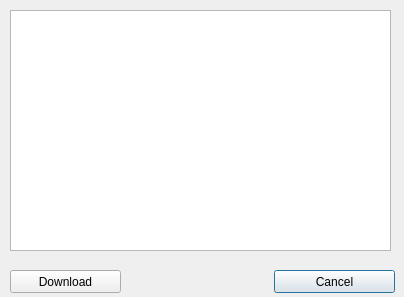
Above: LAWRENTIAN/LuD/copyhistorywindow.ui from pyridine/LAWRENTIAN before the change. Below: the same form after it.
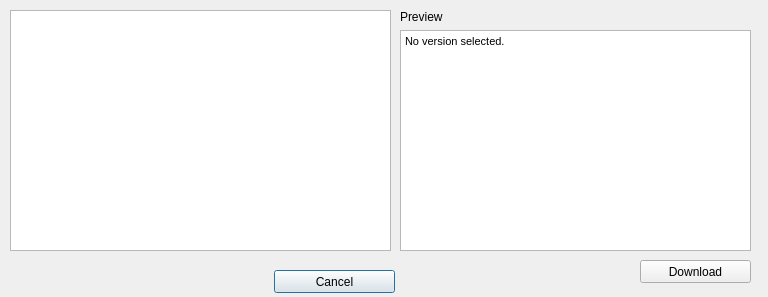
That is the form after the change.

```diff
--- a/LAWRENTIAN/LuD/copyhistorywindow.ui
+++ b/LAWRENTIAN/LuD/copyhistorywindow.ui
@@ -6,7 +6,7 @@
    <rect>
     <x>0</x>
     <y>0</y>
-    <width>404</width>
+    <width>768</width>
     <height>297</height>
    </rect>
   </property>
@@ -29,8 +29,8 @@
   <widget class="QPushButton" name="download_pushButton">
    <property name="geometry">
     <rect>
-     <x>10</x>
-     <y>270</y>
+     <x>640</x>
+     <y>260</y>
      <width>111</width>
      <height>23</height>
     </rect>
@@ -49,6 +49,42 @@
     </rect>
    </property>
   </widget>
+  <widget class="QLabel" name="label">
+   <property name="geometry">
+    <rect>
+     <x>400</x>
+     <y>10</y>
+     <width>47</width>
+     <height>13</height>
+    </rect>
+   </property>
+   <property name="text">
+    <string>Preview</string>
+   </property>
+  </widget>
+  <widget class="QTextEdit" name="previewWindow">
+   <property name="geometry">
+    <rect>
+     <x>400</x>
+     <y>30</y>
+     <width>351</width>
+     <height>221</height>
+    </rect>
+   </property>
+   <property name="undoRedoEnabled">
+    <bool>false</bool>
+   </property>
+   <property name="readOnly">
+    <bool>true</bool>
+   </property>
+   <property name="html">
+    <string>&lt;!DOCTYPE HTML PUBLIC &quot;-//W3C//DTD HTML 4.0//EN&quot; &quot;http://www.w3.org/TR/REC-html40/strict.dtd&quot;&gt;
+&lt;html&gt;&lt;head&gt;&lt;meta name=&quot;qrichtext&quot; content=&quot;1&quot; /&gt;&lt;style type=&quot;text/css&quot;&gt;
+p, li { white-space: pre-wrap; }
+&lt;/style&gt;&lt;/head&gt;&lt;body style=&quot; font-family:'MS Shell Dlg 2'; font-size:8.25pt; font-weight:400; font-style:normal;&quot;&gt;
+&lt;p style=&quot; margin-top:0px; margin-bottom:0px; margin-left:0px; margin-right:0px; -qt-block-indent:0; text-indent:0px;&quot;&gt;No version selected.&lt;/p&gt;&lt;/body&gt;&lt;/html&gt;</string>
+   </property>
+  </widget>
  </widget>
  <resources/>
  <connections/>
```
